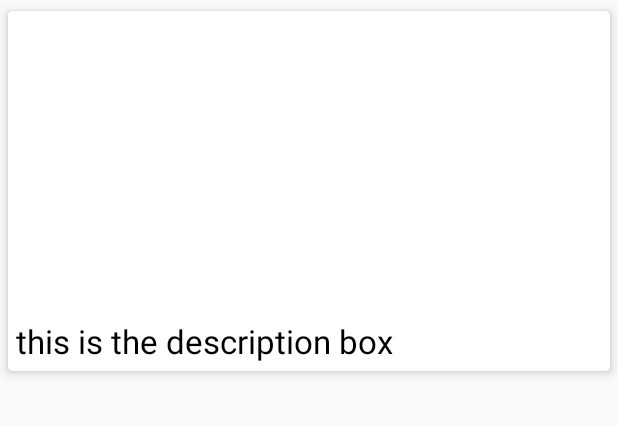
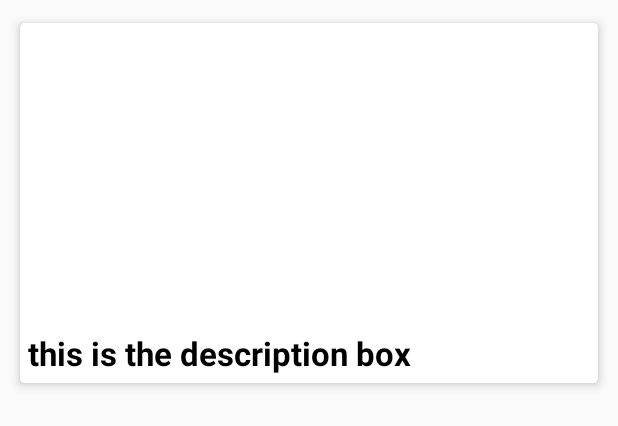
Before and after one commit to ShrenaBajiko/Chitraka, an Android app: the layout row.xml on its own in the app's theme, with its tools: preview values and no code run, on a phone screen of 412 x 824 dp. Shown: the top 426 px of the screen. Run offline under Robolectric (Android 15) with nearby library versions, the phone set to English and light mode, and no system bars.

```diff
--- a/app/src/main/java/com/example/dell/chitraka/ImageAdapter.java
+++ b/app/src/main/java/com/example/dell/chitraka/ImageAdapter.java
@@ -40,7 +40,7 @@ public class ImageAdapter extends RecyclerView.Adapter<ImageAdapter.ImageViewHol
         // this is not image url, please look at the firebase docs. Look at firebase storage docs for image url.. It is returning object value
         Picasso.get()
                 .load(uploadCurrent.getImageUrl())
-                .placeholder(R.mipmap.ic_launcher)
+                .placeholder(R.drawable.disclaimer)
                 .fit()
                 .centerInside()
                 .into(imageViewHolder.imageView);
--- a/app/src/main/java/com/example/dell/chitraka/profilefragment.java
+++ b/app/src/main/java/com/example/dell/chitraka/profilefragment.java
@@ -72,7 +72,7 @@ public class profilefragment extends Fragment implements AdapterView.OnItemSelec
 
     private FirebaseDatabase firebaseDatabase = FirebaseDatabase.getInstance();
     private DatabaseReference reference = firebaseDatabase.getReference();
-    private DatabaseReference childreference = reference.child("Imageurl");
+    private DatabaseReference childreference =reference.child("Imageurl");
 
     DatabaseReference mUserDatabase;
     StorageReference mStorageRef;
@@ -94,7 +94,6 @@ public class profilefragment extends Fragment implements AdapterView.OnItemSelec
         logout=(Button)view.findViewById(R.id.logout);
         save=(Button) view.findViewById(R.id.save);
         welcome=(TextView)view.findViewById(R.id.textViewUserEmail) ;
-
 
 
 
--- a/app/src/main/res/layout/row.xml
+++ b/app/src/main/res/layout/row.xml
@@ -2,6 +2,7 @@
 <android.support.v7.widget.CardView xmlns:android="http://schemas.android.com/apk/res/android"
     android:layout_width="match_parent"
     android:layout_height="wrap_content"
+    android:layout_margin="8dp"
     xmlns:app="http://schemas.android.com/apk/res-auto"
     app:cardBackgroundColor="#fff"
     app:cardCornerRadius="3dp"
@@ -28,7 +29,9 @@
             android:id="@+id/description"
             android:textSize="22sp"
             android:textColor="#000"
-            android:text="this is the description box"/>
+            android:text="this is the description box"
+            android:textStyle="bold"
+            android:layout_gravity="center_horizontal"/>
 
 
 
```
Also changed, not shown: app/src/main/java/com/example/dell/chitraka/homefragment.java (+44 -4 lines), app/src/main/res/layout/homefragment.xml (+7 -2 lines).
